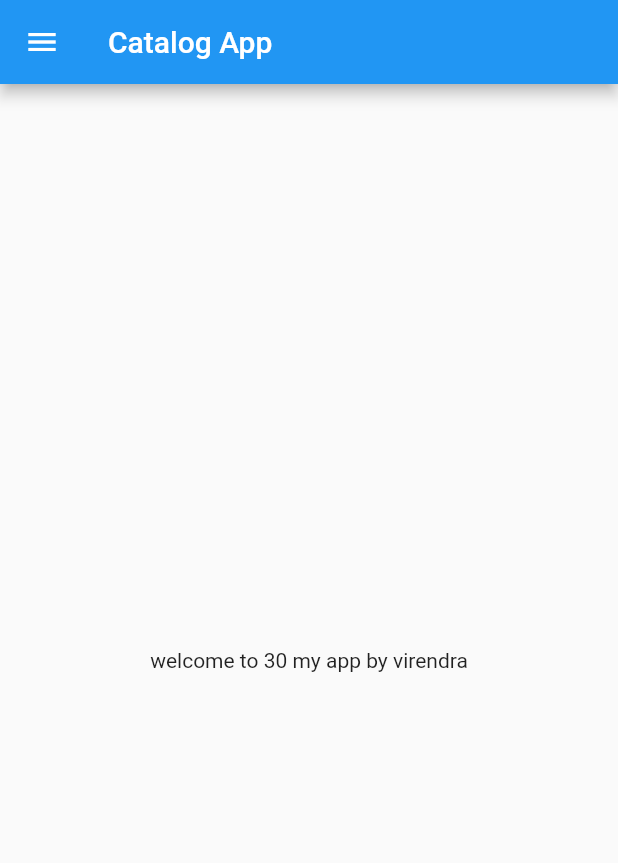
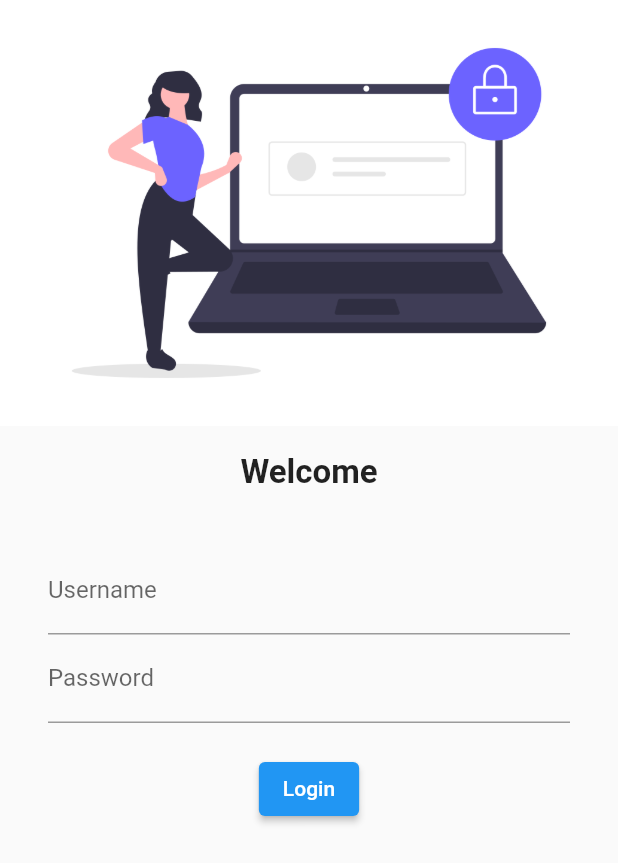
Before and after one commit to virendrasingh108/1st-flutter-app, a Flutter app: the screen it shows after launch, on a phone screen of 412 x 824 dp. Shown: the top 863 px of the screen. Run offline on Flutter 3.47's test engine with Material 2 defaults, Android fonts, the phone set to English and light mode, and no system bars; our stand-ins replace google_fonts.

Commit message:
day4 completed

```diff
--- a/lib/main.dart
+++ b/lib/main.dart
@@ -1,5 +1,8 @@
 import 'package:flutter/material.dart';
-import 'home_page.dart';
+import 'package:flutter_application_1/pages/login_page.dart';
+import 'package:google_fonts/google_fonts.dart';
+import 'pages/home_page.dart';
+
 void main() {
   runApp(MyApp());
 }
@@ -8,7 +11,21 @@ class MyApp extends StatelessWidget {
   @override
   Widget build(BuildContext context) {
     return MaterialApp(
-      home: HomePage(),
+      themeMode: ThemeMode.dark,
+      theme:
+          ThemeData(primarySwatch: Colors.deepPurple,
+          fontFamily: GoogleFonts.lato().fontFamily,
+
+        ),
+      darkTheme: ThemeData(
+        brightness: Brightness.light,
+      ),
+      initialRoute: "/",
+      routes: {
+        "/": (context) => LoginPage(),
+        "/home": (context) => HomePage(),
+        "/Login": (context) => LoginPage()
+      },
     );
   }
 }
--- /dev/null
+++ b/lib/pages/login_page.dart
@@ -0,0 +1,59 @@
+import 'package:flutter/material.dart';
+
+class LoginPage extends StatelessWidget {
+  @override
+  Widget build(BuildContext context) {
+    return Material(
+        child: Column(
+      children: [
+        Image.asset(
+          "images/login_image.png",
+          fit: BoxFit.cover,
+        ),
+        SizedBox(
+          height: 18.0,
+        ),
+        Text(
+          "Welcome",
+          style: TextStyle(
+            fontSize: 22,
+            fontWeight: FontWeight.bold,
+          ),
+        ),
+        SizedBox(
+          height: 20.0,
+        ),
+        Padding(
+          padding: const EdgeInsets.symmetric(vertical: 16.0, horizontal: 32.0),
+          child: Column(
+            children: [
+              TextFormField(
+                decoration: InputDecoration(
+                  hintText: "Enter Username",
+                  labelText: "Username",
+                ),
+              ),
+              TextFormField(
+                obscureText: true,
+                decoration: InputDecoration(
+                  hintText: "Enter password",
+                  labelText: "Password",
+                ),
+              ),
+              SizedBox(
+                height: 20.0,
+              ),
+              ElevatedButton(
+                child: Text("Login"),
+                style: TextButton.styleFrom(),
+                onPressed: () {
+                  print("hello virendra");
+                },
+              )
+            ],
+          ),
+        )
+      ],
+    ));
+  }
+}
--- a/pubspec.yaml
+++ b/pubspec.yaml
@@ -34,6 +34,7 @@ dependencies:
   # The following adds the Cupertino Icons font to your application.
   # Use with the CupertinoIcons class for iOS style icons.
   cupertino_icons: ^1.0.2
+  google_fonts: ^2.3.1
 
 dev_dependencies:
   flutter_test:
@@ -58,8 +59,8 @@ flutter:
   uses-material-design: true
 
   # To add assets to your application, add an assets section, like this:
-  # assets:
-  #   - images/a_dot_burr.jpeg
+  assets:
+    - images/
   #   - images/a_dot_ham.jpeg
 
   # An image asset can refer to one or more resolution-specific "variants", see
```
Also changed, not shown: images/login_image.png (added), lib/pages/home_page.dart (renamed from lib/home_page.dart), pubspec.lock.
